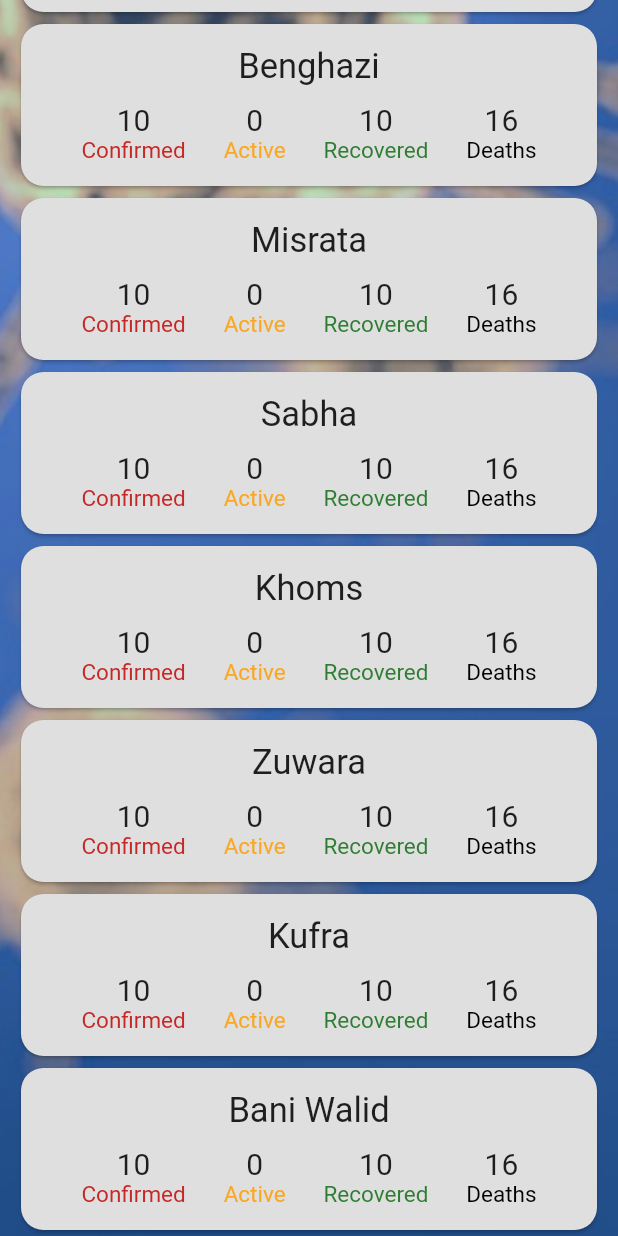
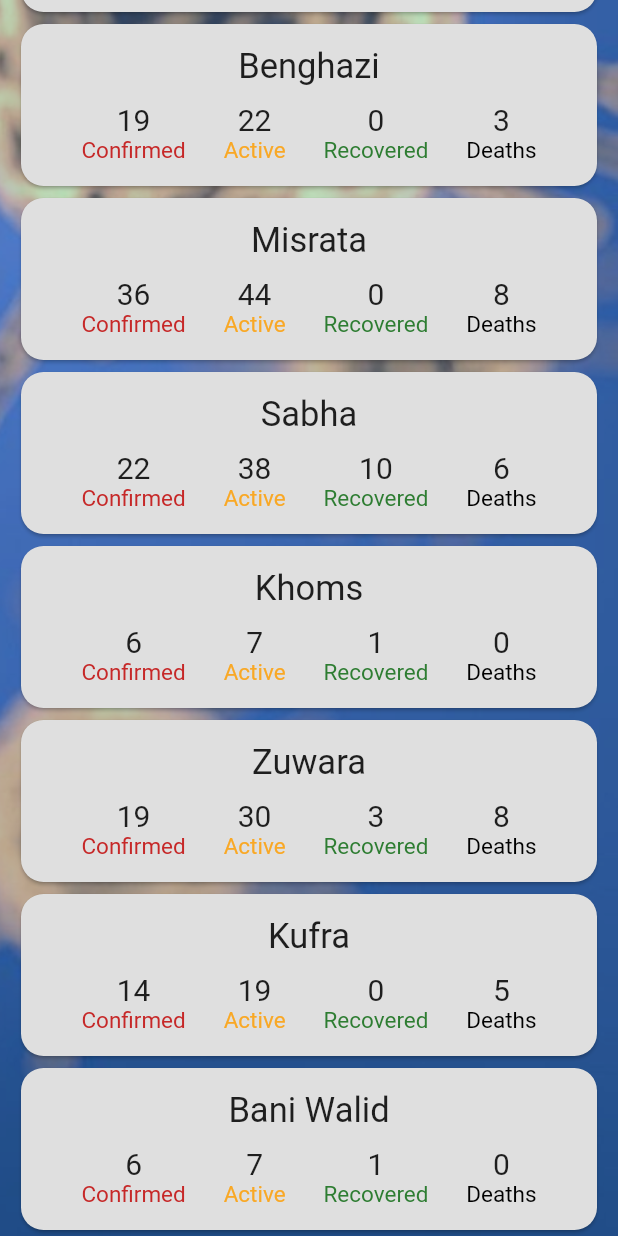
Before and after one commit to Edwardnewgate99/covid-19-cases-app, a Flutter app: the screen it shows after launch, scrolled down 149 dp, on a phone screen of 412 x 824 dp. Run offline on Flutter 3.47's test engine with Material 2 defaults, Android fonts, the light colour scheme and no system bars.

Commit message:
cases card update2

```diff
--- /dev/null
+++ b/lib/models/cases_info.dart
@@ -0,0 +1,15 @@
+import 'package:flutter/material.dart';
+
+class CasesInfo{
+
+  const CasesInfo({
+  @required this.city,
+  @required this.confirmed,
+  @required this.deaths,
+  @required this.recovered,
+
+  });
+  final String city;
+  final int confirmed, deaths, recovered;
+  int get active=>confirmed+(deaths+recovered);
+}
--- a/lib/screens/home_screen/cases_card.dart
+++ b/lib/screens/home_screen/cases_card.dart
@@ -1,17 +1,11 @@
+import 'package:covid19cases/models/cases_info.dart';
 import 'package:flutter/material.dart';
 import 'package:flutter/painting.dart';
 
 class CasesCard extends StatelessWidget {
-  const CasesCard({
-    @required this.city,
-    @required this.confirmed,
-    @required this.deaths,
-    @required this.recovered,
-    @required this.active,
-  });
+  const CasesCard(this.info);
 
-  final String city;
-  final int confirmed, deaths, recovered, active;
+  final CasesInfo info;
 
   @override
   Widget build(BuildContext context) => Card(
@@ -37,7 +31,7 @@ class CasesCard extends StatelessWidget {
 
 
                   Text(
-                    city,
+                    info.city,
                     style: TextStyle(fontSize: 23),
                   ),
                 ],
@@ -46,10 +40,10 @@ class CasesCard extends StatelessWidget {
               Row(
                 mainAxisAlignment: MainAxisAlignment.spaceEvenly,
                 children: [
-                  NumberStats('Confirmed',confirmed),
-                  NumberStats('Active',active),
-                  NumberStats('Recovered',recovered),
-                  NumberStats('Deaths',deaths),
+                  NumberStats('Confirmed',info.confirmed),
+                  NumberStats('Active',info.active),
+                  NumberStats('Recovered',info.recovered),
+                  NumberStats('Deaths',info.deaths),
                 ],
               )
             ],
@@ -78,8 +72,8 @@ class NumberStats extends StatelessWidget {
 
 //coloring
  tet(name){
-  return name=='Confirmed'? Text(name,style: TextStyle(fontSize: 15,color: Colors.red[800])):
-  name=='Active'? Text(name,style: TextStyle(fontSize: 15,color: Colors.yellow[800])):
-  name=='Recovered'? Text(name,style: TextStyle(fontSize: 15,color: Colors.green[800])):
+  return name=='Confirmed'? Text(name,style: TextStyle(fontSize: 15,color: Colors.red.shade800)):
+  name=='Active'? Text(name,style: TextStyle(fontSize: 15,color: Colors.yellow.shade800)):
+  name=='Recovered'? Text(name,style: TextStyle(fontSize: 15,color: Colors.green.shade800)):
   Text(name,style: TextStyle(fontSize: 15,color: Colors.black));
 }
--- a/lib/screens/home_screen/home_screen.dart
+++ b/lib/screens/home_screen/home_screen.dart
@@ -1,10 +1,42 @@
+import 'package:covid19cases/models/cases_info.dart';
 import 'package:covid19cases/screens/home_screen/cases_card.dart';
 import 'package:covid19cases/screens/home_screen/logo.dart';
 import 'package:flutter/material.dart';
-import 'dart:math';
+
 
 class HomeScreen extends StatelessWidget {
   const HomeScreen();
+  final cases = const<CasesInfo>[
+    CasesInfo(
+      city: 'Tripoli', confirmed: 55, deaths: 18, recovered: 6,),
+    CasesInfo(
+      city: 'Benghazi', confirmed: 19, deaths: 3, recovered: 0,
+    ),
+    CasesInfo(
+      city: 'Misrata',
+      confirmed: 36, deaths: 8, recovered: 0,
+    ),
+    CasesInfo(
+      city: 'Sabha',
+      confirmed: 22, deaths: 6, recovered: 10,
+    ),
+    CasesInfo(
+      city: 'Khoms',
+      confirmed: 6, deaths: 0, recovered: 1,
+    ),
+    CasesInfo(
+      city: 'Zuwara',
+      confirmed: 19, deaths: 8, recovered: 3,
+    ),
+    CasesInfo(
+      city: 'Kufra',
+      confirmed: 14, deaths: 5, recovered:0,
+    ),
+    CasesInfo(
+      city: 'Bani Walid',
+      confirmed: 6, deaths: 0, recovered: 1,
+    ),
+  ];
 
   @override
   Widget build(BuildContext context) => Scaffold(
@@ -32,64 +64,9 @@ class HomeScreen extends StatelessWidget {
                       Logo(),
 
                       SizedBox(height: 10),
+                      ...cases.map((info) => CasesCard(info)),
 
-                      CasesCard(
-                        city: 'Tripoli',
-                        confirmed: new Random().nextInt(70-40),
-                        active: new Random().nextInt(50 - 30),
-                        deaths: new Random().nextInt(30-8),
-                        recovered: new Random().nextInt(25-10),
-                      ),
 
-                      CasesCard(
-                        city: 'Benghazi',
-                        confirmed: new Random().nextInt(70-40),
-                        active: new Random().nextInt(50 - 30),
-                        deaths: new Random().nextInt(30-8),
-                        recovered: new Random().nextInt(25-10),
-                      ),
-                      CasesCard(
-                        city: 'Misrata',
-                        confirmed: new Random().nextInt(70-40),
-                        active: new Random().nextInt(50 - 30),
-                        deaths: new Random().nextInt(30-8),
-                        recovered: new Random().nextInt(25-10),
-                      ),
-                      CasesCard(
-                        city: 'Sabha',
-                        confirmed: new Random().nextInt(70-40),
-                        active: new Random().nextInt(50 - 30),
-                        deaths: new Random().nextInt(30-8),
-                        recovered: new Random().nextInt(25-10),
-                      ),
-                      CasesCard(
-                        city: 'Khoms',
-                        confirmed: new Random().nextInt(70-40),
-                        active: new Random().nextInt(50 - 30),
-                        deaths: new Random().nextInt(30-8),
-                        recovered: new Random().nextInt(25-10),
-                      ),
-                      CasesCard(
-                        city: 'Zuwara',
-                        confirmed: new Random().nextInt(70-40),
-                        active: new Random().nextInt(50 - 30),
-                        deaths: new Random().nextInt(30-8),
-                        recovered: new Random().nextInt(25-10),
-                      ),
-                      CasesCard(
-                        city: 'Kufra',
-                        confirmed: new Random().nextInt(70-40),
-                        active: new Random().nextInt(50 - 30),
-                        deaths: new Random().nextInt(30-8),
-                        recovered: new Random().nextInt(25-10),
-                      ),
-                      CasesCard(
-                        city: 'Bani Walid',
-                        confirmed: new Random().nextInt(70-40),
-                        active: new Random().nextInt(50 - 30),
-                        deaths: new Random().nextInt(30-8),
-                        recovered: new Random().nextInt(25-10),
-                      ),
                     ],
                   ),
                 ),
```
